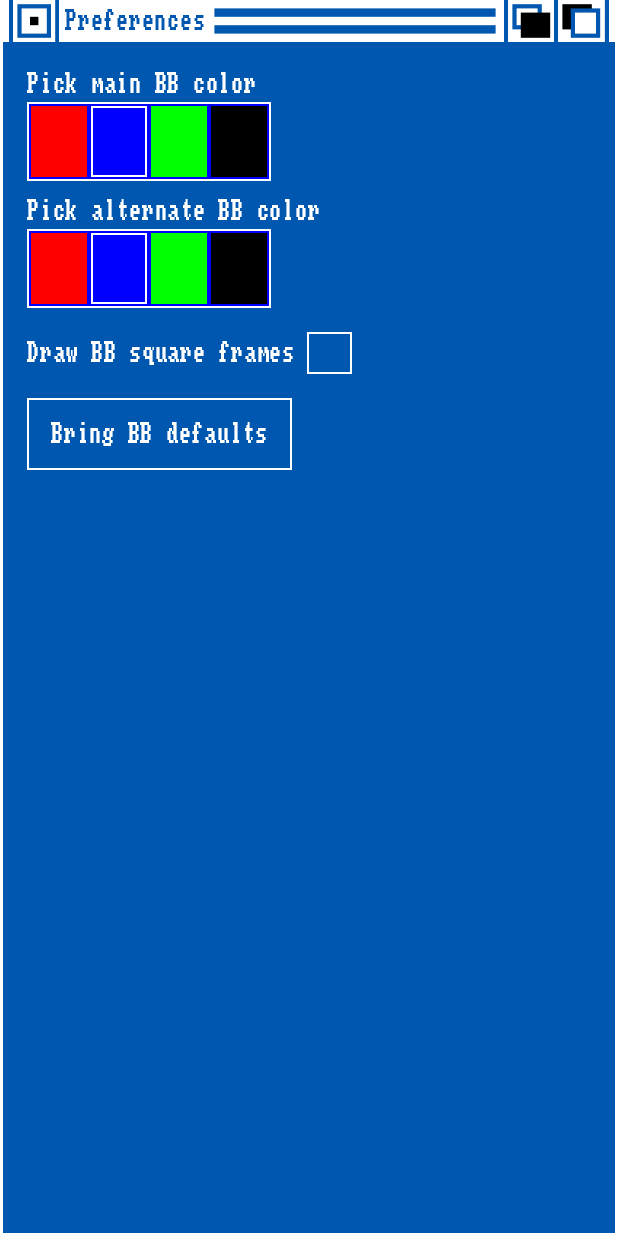
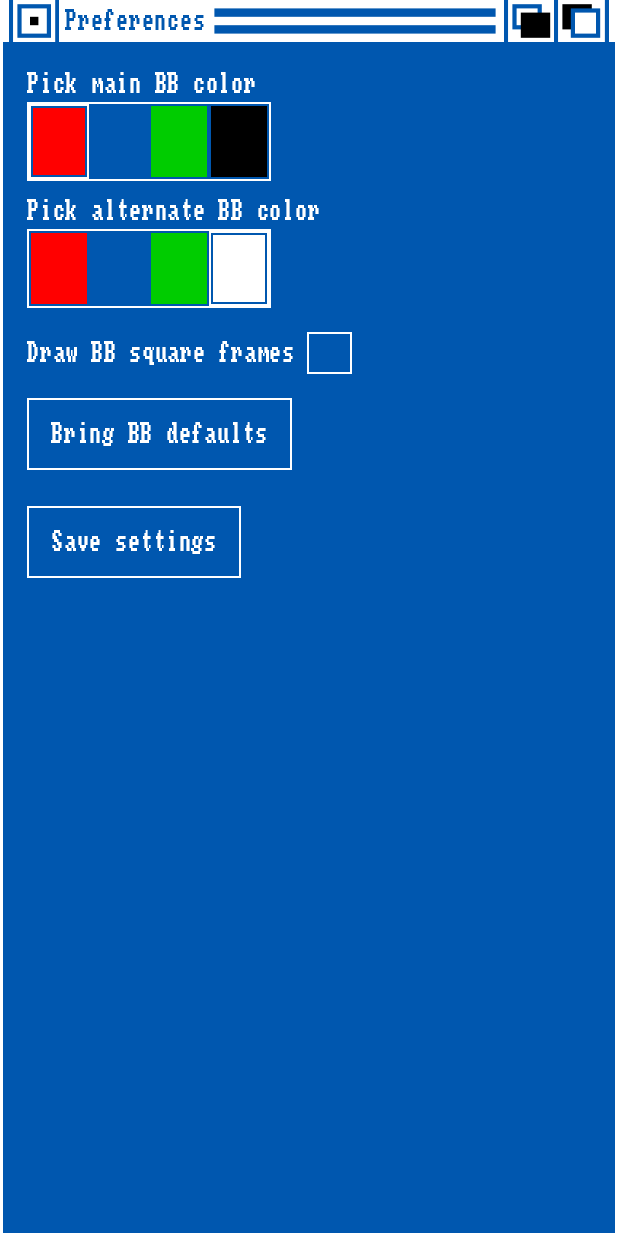
Before and after one commit to RealFictionFactory/demo-yabbd-android, an Android app built with Jetpack Compose: the screen it shows after launch (MainActivity), after a tap on "Preferences", on a phone screen of 412 x 824 dp. Run offline under Robolectric (Android 15) with nearby library versions, the phone set to English and light mode, and no system bars.

Commit message:
a few optimizations, some 1.3 ui improvements

```diff
--- a/app/src/main/java/com/rff/boingballdemo/PreferencesScreen.kt
+++ b/app/src/main/java/com/rff/boingballdemo/PreferencesScreen.kt
@@ -15,6 +15,7 @@ import androidx.compose.foundation.layout.windowInsetsPadding
 import androidx.compose.material3.Text
 import androidx.compose.runtime.Composable
 import androidx.compose.runtime.getValue
+import androidx.compose.runtime.mutableIntStateOf
 import androidx.compose.runtime.mutableStateOf
 import androidx.compose.runtime.remember
 import androidx.compose.runtime.setValue
@@ -28,6 +29,7 @@ import com.rff.boingballdemo.component.AmigaOs13Button
 import com.rff.boingballdemo.component.AmigaToolbar
 import com.rff.boingballdemo.component.AmigaOs13CheckBox
 import com.rff.boingballdemo.component.AmigaOs13ColorPicker
+import com.rff.boingballdemo.component.DefaultAmigaOs13PickerColors
 import com.rff.boingballdemo.ui.theme.BoingBallDemoTheme
 import com.rff.boingballdemo.ui.theme.amigaOs13Blue
 import com.rff.boingballdemo.ui.theme.backgroundColor
@@ -45,6 +47,8 @@ import com.rff.boingballdemo.ui.theme.backgroundColor
 @Composable
 fun PreferencesScreen() {
     var drawFrameCheckState by remember { mutableStateOf(false) }
+    var mainColorIndex by remember { mutableIntStateOf(0) }
+    var alternateColorIndex by remember { mutableIntStateOf(3) }
 
     Box(
         modifier = Modifier
@@ -69,10 +73,21 @@ fun PreferencesScreen() {
                     .padding(16.dp)
             ) {
                 Text(text = "Pick main BB color")
-                AmigaOs13ColorPicker()
+                AmigaOs13ColorPicker(
+                    selectedIndex = mainColorIndex,
+                    onColorSelected = { index ->
+                        mainColorIndex = index
+                    }
+                )
                 Spacer(modifier = Modifier.height(8.dp))
                 Text(text = "Pick alternate BB color")
-                AmigaOs13ColorPicker()
+                AmigaOs13ColorPicker(
+                    selectedIndex = alternateColorIndex,
+                    colors = DefaultAmigaOs13PickerColors.subList(0, 3).plus(Color.White),
+                    onColorSelected = { index ->
+                        alternateColorIndex = index
+                    }
+                )
                 Spacer(modifier = Modifier.height(8.dp))
                 Row(
                     modifier = Modifier.padding(vertical = 8.dp),
@@ -92,6 +107,11 @@ fun PreferencesScreen() {
                     text = "Bring BB defaults",
                     onClick = {}
                 )
+                Spacer(modifier = Modifier.height(24.dp))
+                AmigaOs13Button(
+                    text = "Save settings",
+                    onClick = {}
+                )
             }
         }
     }
--- a/app/src/main/java/com/rff/boingballdemo/component/AmigaOs13ColorPicker.kt
+++ b/app/src/main/java/com/rff/boingballdemo/component/AmigaOs13ColorPicker.kt
@@ -14,36 +14,36 @@ import androidx.compose.ui.graphics.Color
 import androidx.compose.ui.tooling.preview.Preview
 import androidx.compose.ui.unit.dp
 import com.rff.boingballdemo.ui.theme.BoingBallDemoTheme
+import com.rff.boingballdemo.ui.theme.amigaOs13Blue
 import com.rff.boingballdemo.ui.theme.blueColor
 import com.rff.boingballdemo.ui.theme.greenColor
 import com.rff.boingballdemo.ui.theme.redColor
 
+val DefaultAmigaOs13PickerColors = listOf(
+    redColor,
+    amigaOs13Blue,
+    greenColor,
+    Color.Black
+)
+
 @Composable
 fun AmigaOs13ColorPicker(
-    onColorSelected: (Color) -> Unit = {},
+    selectedIndex: Int = 0,
+    onColorSelected: (Int) -> Unit = { _-> },
+    colors: List<Color> = DefaultAmigaOs13PickerColors,
 ) {
     Row(
         modifier = Modifier
             .background(color = Color.White)
             .padding(1.dp)
     ) {
-        ColorField(
-            color = redColor,
-            onClick = { onColorSelected(redColor) }
-        )
-        ColorField(
-            color = blueColor,
-            isSelected = true,
-            onClick = { onColorSelected(blueColor) }
-        )
-        ColorField(
-            color = greenColor,
-            onClick = { onColorSelected(redColor) }
-        )
-        ColorField(
-            color = Color.Black,
-            onClick = { onColorSelected(Color.Black) }
-        )
+        colors.forEachIndexed { index, color ->
+            ColorField(
+                color = color,
+                isSelected = selectedIndex == index,
+                onClick = { onColorSelected(index) }
+            )
+        }
     }
 }
 
@@ -57,14 +57,14 @@ private fun ColorField(
         modifier = Modifier
             .width(40.dp)
             .height(50.dp)
-            .background(color = Color.Blue)
-            .padding(1.dp)
             .clickable { onClick() }
     ) {
         Box(
             modifier = Modifier
                 .fillMaxSize()
-                .background(color = Color.White)
+                .background(color = if (isSelected) Color.White else amigaOs13Blue)
+                .padding(1.dp)
+                .background(color = amigaOs13Blue)
                 .padding(if (isSelected) 1.dp else 0.dp)
                 .background(color = color)
         )
--- a/app/src/main/java/com/rff/boingballdemo/component/BoingBall.kt
+++ b/app/src/main/java/com/rff/boingballdemo/component/BoingBall.kt
@@ -14,11 +14,13 @@ import androidx.compose.foundation.layout.Box
 import androidx.compose.foundation.layout.fillMaxSize
 import androidx.compose.foundation.layout.size
 import androidx.compose.runtime.Composable
+import androidx.compose.runtime.DisposableEffect
 import androidx.compose.runtime.LaunchedEffect
 import androidx.compose.runtime.getValue
 import androidx.compose.runtime.mutableFloatStateOf
 import androidx.compose.runtime.mutableStateOf
 import androidx.compose.runtime.remember
+import androidx.compose.runtime.rememberUpdatedState
 import androidx.compose.runtime.setValue
 import androidx.compose.runtime.withFrameNanos
 import androidx.compose.ui.Modifier
@@ -27,8 +29,11 @@ import androidx.compose.ui.graphics.Color
 import androidx.compose.ui.graphics.Path
 import androidx.compose.ui.graphics.drawscope.DrawScope
 import androidx.compose.ui.graphics.drawscope.Stroke
+import androidx.compose.ui.platform.LocalLifecycleOwner
 import androidx.compose.ui.tooling.preview.Preview
 import androidx.compose.ui.unit.dp
+import androidx.lifecycle.Lifecycle
+import androidx.lifecycle.LifecycleEventObserver
 import com.rff.boingballdemo.ui.theme.BoingBallDemoTheme
 import com.rff.boingballdemo.utils.Point3D
 import com.rff.boingballdemo.ui.theme.redColor
@@ -63,7 +68,34 @@ fun BoingBall(
             repeatMode = RepeatMode.Reverse
         )
     ).value
+
+    // Get the current lifecycle owner
+    val lifecycleOwner = LocalLifecycleOwner.current
+
+    // State to track if the app is currently resumed
+    var isResumed by remember { mutableStateOf(lifecycleOwner.lifecycle.currentState.isAtLeast(
+        Lifecycle.State.RESUMED)) }
+
+    // Use DisposableEffect for lifecycle observation
+    // This ensures the observer is removed when the composable leaves the composition
+    DisposableEffect(lifecycleOwner) {
+        val observer = LifecycleEventObserver { _, event ->
+            if (event == Lifecycle.Event.ON_RESUME) {
+                isResumed = true
+            } else if (event == Lifecycle.Event.ON_PAUSE) {
+                isResumed = false
+            }
+        }
+        lifecycleOwner.lifecycle.addObserver(observer)
+
+        onDispose {
+            lifecycleOwner.lifecycle.removeObserver(observer)
+        }
+    }
+
     LaunchedEffect(Unit) {
+        if (!isResumed) return@LaunchedEffect
+
         while (true) {
             if (direction)
                 angle += ROTATION_SPEED // radians per frame
@@ -72,7 +104,12 @@ fun BoingBall(
             withFrameNanos { /* keep looping */ }
         }
     }
-    LaunchedEffect(Unit) {
+
+    val currentBoing by rememberUpdatedState(boing)
+
+    LaunchedEffect(isResumed) {
+        if (!isResumed) return@LaunchedEffect
+
         while (true) {
             angle += 0.005f // radians per frame
             // fall quickly
@@ -80,7 +117,7 @@ fun BoingBall(
                 targetValue = 1f,
                 animationSpec = tween(500, easing = FastOutLinearInEasing)
             )
-            boing.play()
+            currentBoing.play()
             // rise more slowly
             vBounce.animateTo(
                 targetValue = 0f,
@@ -88,11 +125,19 @@ fun BoingBall(
             )
         }
     }
-    LaunchedEffect(direction) {
+
+    LaunchedEffect(direction, isResumed) {
+        if (!isResumed) return@LaunchedEffect
+
         if (direction)
-            boing.playRight()
+            currentBoing.playRight()
         else
-            boing.playLeft()
+            currentBoing.playLeft()
+    }
+
+    LaunchedEffect(hBounce) {
+        direction = hBouncePrev > hBounce
+        hBouncePrev = hBounce
     }
 
     Canvas(modifier = modifier) {
@@ -104,8 +149,6 @@ fun BoingBall(
 
         val maxX = size.width - radius
         val cx = radius + (maxX - radius) * hBounce
-        direction = hBouncePrev > hBounce
-        hBouncePrev = hBounce
         val tz = tilt.toRadians()
 
         drawCircle(
--- a/app/src/main/java/com/rff/boingballdemo/ui/theme/Color.kt
+++ b/app/src/main/java/com/rff/boingballdemo/ui/theme/Color.kt
@@ -14,7 +14,7 @@ val wireframeColor = Color(0xFFAA00AA)
 val backgroundColor = Color(0xFFAAAAAA)
 val whiteColor = Color(0xFFFFFFFF)
 val redColor = Color(0xFFFF0000)
-val greenColor = Color(0xFF00FF00)
+val greenColor = Color(0xFF00CC00)
 val blueColor = Color(0xFF0000FF)
 val amigaOs13Blue = Color(0xFF0057AF)
 val amigaOs13Orange = Color(0xFFff8800)
--- a/gradle/libs.versions.toml
+++ b/gradle/libs.versions.toml
@@ -3,12 +3,12 @@ agp = "8.11.1"
 kotlin = "2.2.0"
 coreKtx = "1.16.0"
 junit = "4.13.2"
-junitVersion = "1.2.1"
-espressoCore = "3.6.1"
+junitVersion = "1.3.0"
+espressoCore = "3.7.0"
 lifecycleRuntimeKtx = "2.9.2"
 activityCompose = "1.10.1"
 composeBom = "2025.07.00"
-navigation = "2.9.2"
+navigation = "2.9.3"
 serialization = "1.9.0"
 
 [libraries]
```
Also changed, not shown: app/src/main/java/com/rff/boingballdemo/utils/Point3D.kt (+13 -10 lines).
